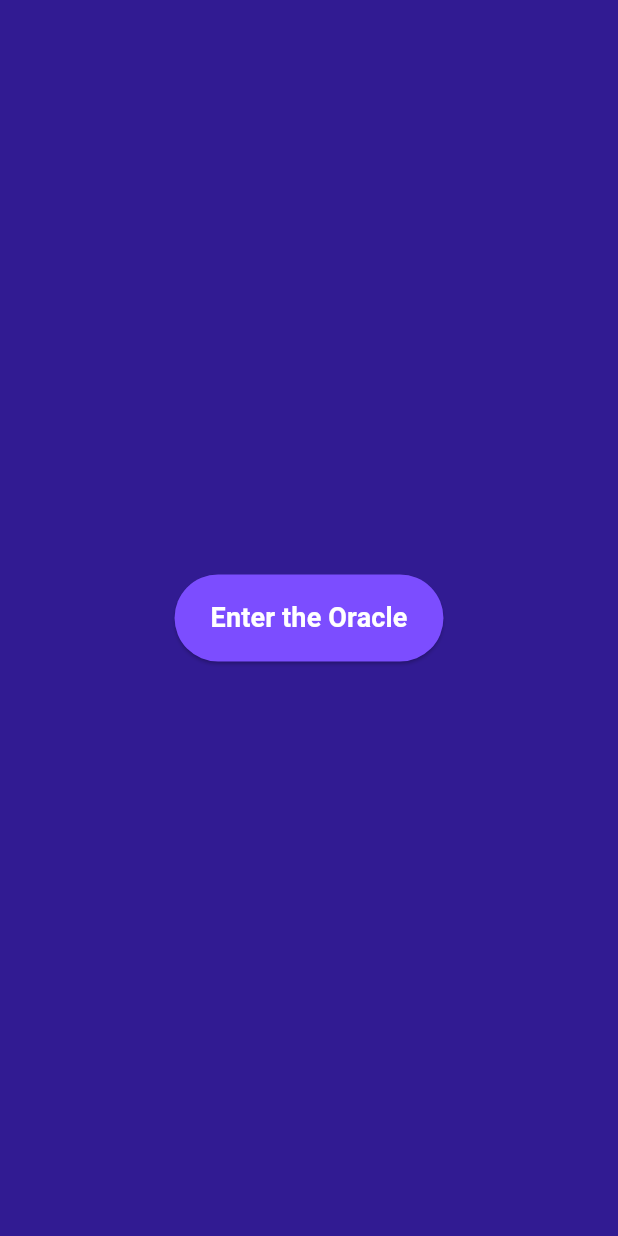
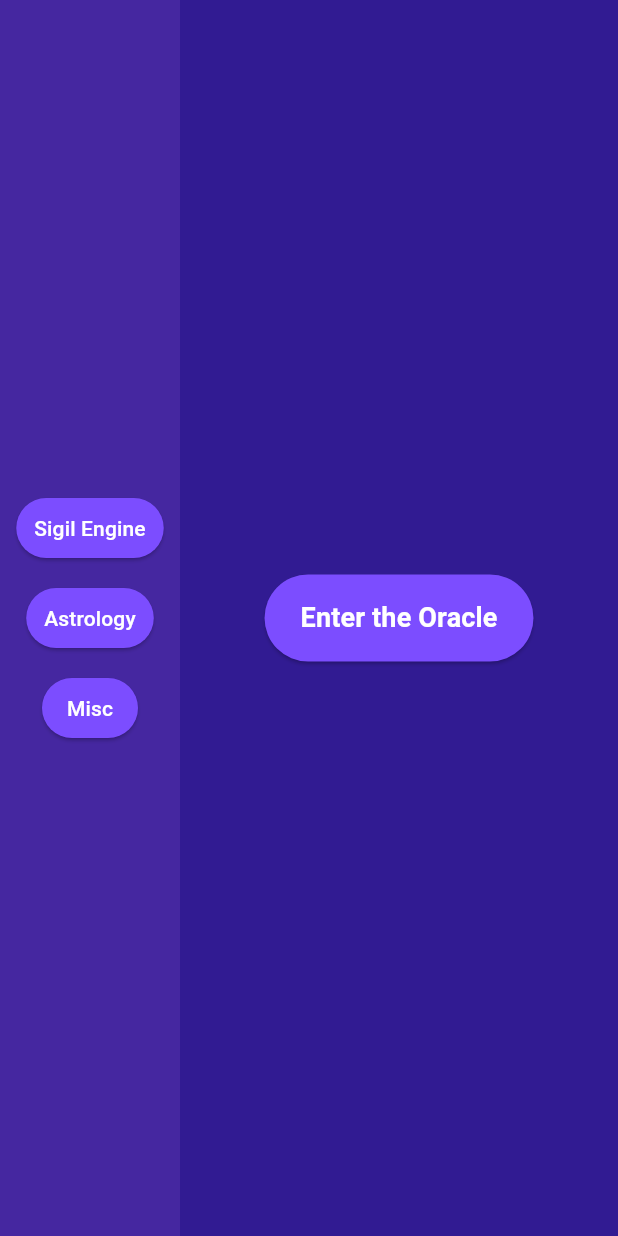
Before and after one commit to VentusMercurio/oracle_unbound, a Flutter app: the screen it shows after launch, on a phone screen of 412 x 824 dp. Run offline on Flutter 3.47's test engine with Material 3 defaults, Android fonts, the phone set to English and light mode, and no system bars.

Commit message:
Update: Splash screen routing + One Card Draw integration

```diff
--- a/lib/main.dart
+++ b/lib/main.dart
@@ -1,6 +1,8 @@
+// lib/main.dart
 import 'package:flutter/material.dart';
-import 'screens/splash_screen.dart';
-import 'screens/one_card_draw.dart';
+import '/screens/splash_screen.dart';
+import '/screens/sigil_generator.dart';
+import '/screens/one_card_draw.dart'; // 👈 Add this import
 
 void main() {
   runApp(const OracleUnboundApp());
@@ -14,13 +16,22 @@ class OracleUnboundApp extends StatelessWidget {
     return MaterialApp(
       title: 'Oracle Unbound',
       debugShowCheckedModeBanner: false,
-      theme: ThemeData(
-        colorScheme: ColorScheme.fromSeed(seedColor: Colors.deepPurple),
+      theme: ThemeData.dark().copyWith(
+        scaffoldBackgroundColor: Colors.black,
+        elevatedButtonTheme: ElevatedButtonThemeData(
+          style: ElevatedButton.styleFrom(
+            backgroundColor: Colors.deepPurpleAccent,
+          ),
+        ),
       ),
       initialRoute: '/',
       routes: {
         '/': (context) => const SplashScreen(),
-        '/draw': (context) => const OneCardDraw(),
+        '/draw': (context) => const SigilGeneratorScreen(),
+        '/card': (context) => const OneCardDrawScreen(), // 👈 New route added
+        // Future routes:
+        // '/astrology': (context) => const AstrologyScreen(),
+        // '/misc': (context) => const MiscScreen(),
       },
     );
   }
--- a/lib/screens/splash_screen.dart
+++ b/lib/screens/splash_screen.dart
@@ -7,14 +7,47 @@ class SplashScreen extends StatelessWidget {
   Widget build(BuildContext context) {
     return Scaffold(
       backgroundColor: Colors.deepPurple.shade900,
-      body: Center(
+      body: Row(
+        children: [
+          // 🔹 Side tab with feature buttons
+          Container(
+            width: 120,
+            color: Colors.deepPurple.shade800,
+            child: Column(
+              mainAxisAlignment: MainAxisAlignment.center,
+              children: [
+                FeatureButton(
+                  label: 'Sigil Engine',
+                  onTap: () => Navigator.pushNamed(context, '/draw'),
+                ),
+                const SizedBox(height: 12),
+                FeatureButton(
+                  label: 'Astrology',
+                  onTap: () {
+                    // Future: Navigator.pushNamed(context, '/astrology');
+                  },
+                ),
+                const SizedBox(height: 12),
+                FeatureButton(
+                  label: 'Misc',
+                  onTap: () {
+                    // Future: Navigator.pushNamed(context, '/misc');
+                  },
+                ),
+              ],
+            ),
+          ),
+
+          // 🔸 Main content
+          Expanded(
+            child: Center(
               child: ElevatedButton(
                 style: ElevatedButton.styleFrom(
                   padding: const EdgeInsets.symmetric(horizontal: 24, vertical: 16),
                   backgroundColor: Colors.deepPurpleAccent,
                 ),
                 onPressed: () {
-            Navigator.pushNamed(context, '/draw');
+                  Navigator.pushNamed(context, '/card'); // 🔮 Now routes to OneCardDrawScreen
                 },
                 child: const Text(
                   'Enter the Oracle',
@@ -26,6 +59,36 @@ class SplashScreen extends StatelessWidget {
                 ),
               ),
             ),
+          ),
+        ],
+      ),
     );
   }
 }
+
+class FeatureButton extends StatelessWidget {
+  final String label;
+  final VoidCallback onTap;
+
+  const FeatureButton({
+    super.key,
+    required this.label,
+    required this.onTap,
+  });
+
+  @override
+  Widget build(BuildContext context) {
+    return ElevatedButton(
+      onPressed: onTap,
+      style: ElevatedButton.styleFrom(
+        backgroundColor: Colors.deepPurpleAccent,
+        padding: const EdgeInsets.symmetric(horizontal: 12, vertical: 10),
+      ),
+      child: Text(
+        label,
+        style: const TextStyle(fontSize: 14, color: Colors.white),
+        textAlign: TextAlign.center,
+      ),
+    );
+  }
+}
```
Also changed, not shown: lib/screens/one_card_draw.dart (+4 -4 lines), lib/screens/sigil_generator.dart (added, +318 -0 lines). Lines whose indentation alone changed are shown as unchanged.
